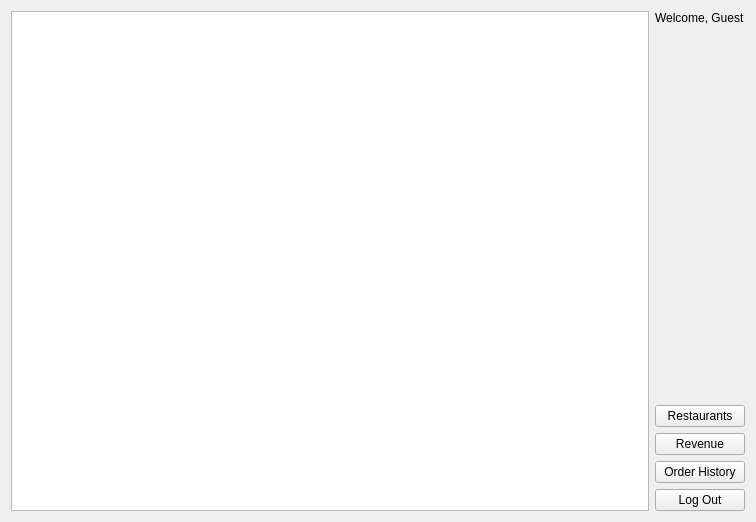
First picture: the form in mainmenuwidget.ui, repository jwannamaker/CS1D_FastFoodProject, before the edit.
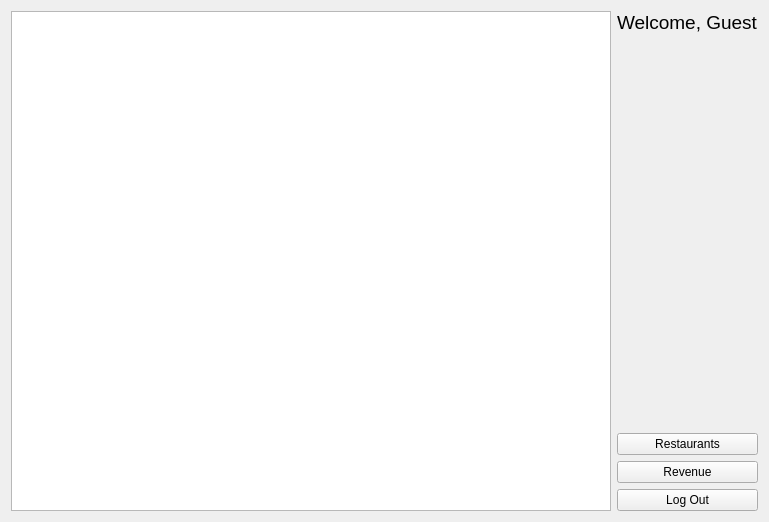
Second picture: the form after the edit.

```diff
--- a/mainmenuwidget.ui
+++ b/mainmenuwidget.ui
@@ -15,12 +15,30 @@
   </property>
   <layout class="QGridLayout" name="gridLayout">
    <item row="0" column="0">
-    <widget class="QGraphicsView" name="graphicsView"/>
+    <widget class="QGraphicsView" name="graphicsView">
+     <property name="sizePolicy">
+      <sizepolicy hsizetype="Fixed" vsizetype="Expanding">
+       <horstretch>0</horstretch>
+       <verstretch>0</verstretch>
+      </sizepolicy>
+     </property>
+     <property name="minimumSize">
+      <size>
+       <width>600</width>
+       <height>0</height>
+      </size>
+     </property>
+    </widget>
    </item>
    <item row="0" column="1">
     <layout class="QVBoxLayout" name="verticalLayout">
      <item>
       <widget class="QLabel" name="welcomeLabel">
+       <property name="font">
+        <font>
+         <pointsize>14</pointsize>
+        </font>
+       </property>
        <property name="text">
         <string>Welcome, Guest</string>
        </property>
@@ -53,13 +71,6 @@
        </property>
       </widget>
      </item>
-     <item>
-      <widget class="QPushButton" name="orderHistoryButton">
-       <property name="text">
-        <string>Order History</string>
-       </property>
-      </widget>
-     </item>
      <item>
       <widget class="QPushButton" name="logOutButton">
        <property name="text">
```
